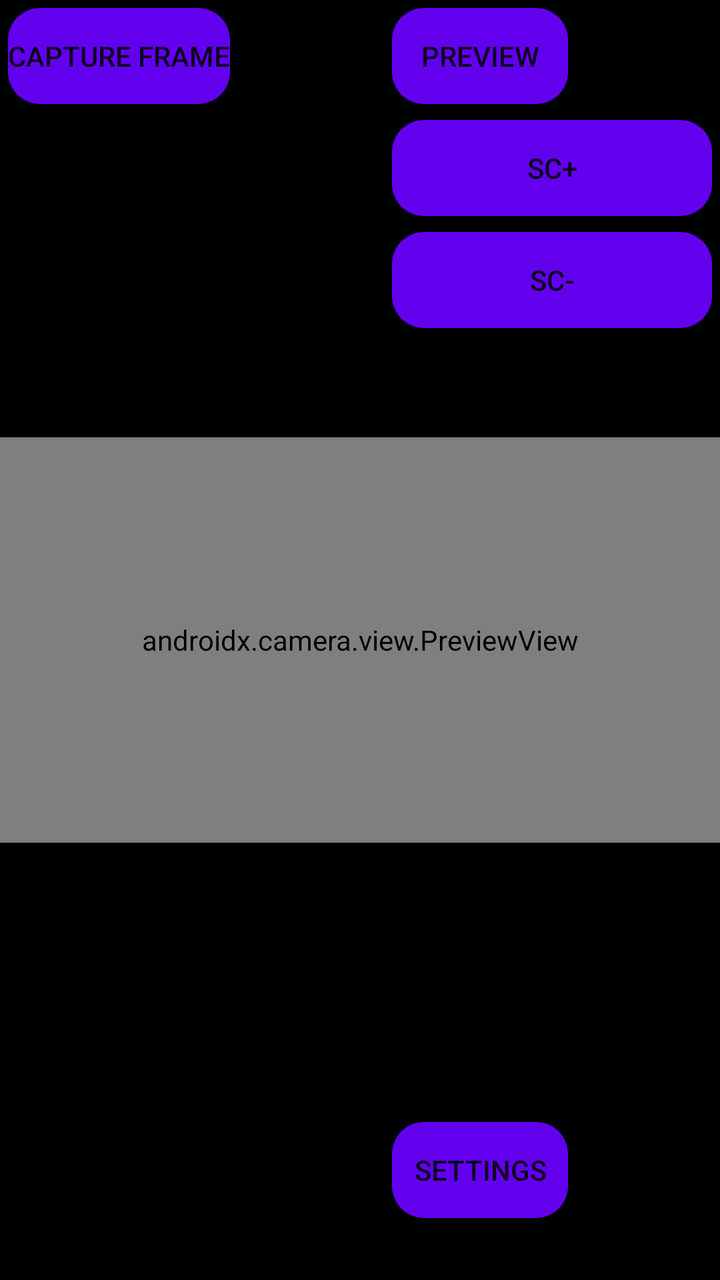
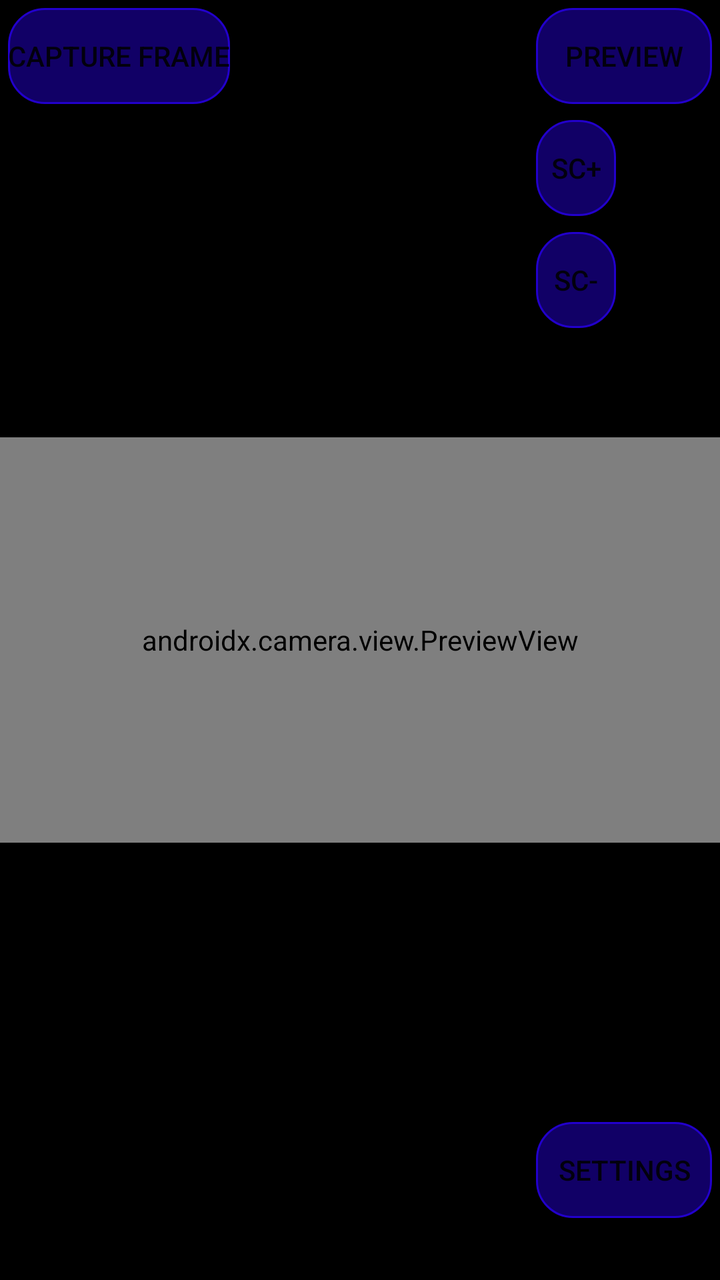

Two renders of the same Android screen: before a commit and after it. Below are the layout's source before the change and the commit's diff.
<!-- AndroidManifest.xml: application theme Theme.AppCompat.Light.NoActionBar -->
<!-- res/layout/activity_main.xml -->
<androidx.constraintlayout.widget.ConstraintLayout xmlns:android="http://schemas.android.com/apk/res/android"
    xmlns:app="http://schemas.android.com/apk/res-auto"
    xmlns:tools="http://schemas.android.com/tools"
    android:layout_width="match_parent"
    android:layout_height="match_parent"
    android:background="@color/black">

    <androidx.camera.view.PreviewView
        android:id="@+id/previewView"
        android:layout_width="0dp"
        android:layout_height="0dp"
        app:layout_constraintBottom_toBottomOf="parent"
        app:layout_constraintDimensionRatio="16:9"
        app:layout_constraintEnd_toEndOf="parent"
        app:layout_constraintStart_toStartOf="parent"
        app:layout_constraintTop_toTopOf="parent">

    </androidx.camera.view.PreviewView>

    <ImageView
        android:id="@+id/onionSkinView"
        android:layout_width="match_parent"
        android:layout_height="match_parent"
        android:alpha="0.4"
        android:contentDescription="@string/onion_skin"
        android:scaleType="fitCenter"
        android:visibility="visible" />

    <GridLayout
        android:id="@+id/gridLayout"
        android:layout_width="match_parent"
        android:layout_height="match_parent"
        android:columnCount="6"
        android:rowCount="6"
        android:useDefaultMargins="true">

        <Button
            android:id="@+id/captureButton"
            android:layout_row="0"
            android:layout_column="0"
            android:background="@drawable/rounded"
            android:text="@string/capture_frame" />

        <Button
            android:id="@+id/previewButton"
            android:layout_row="0"
            android:layout_column="5"
            android:background="@drawable/rounded"
            android:text="Preview" />

        <Button
            android:id="@+id/upFolder"
            android:layout_row="2"
            android:layout_column="5"
            android:layout_width="160dp"
            android:background="@drawable/rounded"
            android:text="Sc+" />

        <Button
            android:id="@+id/downFolder"
            android:layout_row="3"
            android:layout_column="5"
            android:layout_width="160dp"
            android:background="@drawable/rounded"
            android:text="Sc-" />

        <Button
            android:id="@+id/settingsButton"
            android:layout_row="5"
            android:layout_column="5"
            android:background="@drawable/rounded"
            android:text="Settings" />

        <TextView
            android:id="@+id/label"
            android:layout_columnSpan="6"
            android:layout_row="5"
            android:background="#88FFFFFF"
            android:textColor="@color/black" />
    </GridLayout>


</androidx.constraintlayout.widget.ConstraintLayout>
<!-- resources referenced by this layout -->
<resources>
  <color name="black">#FF000000</color>
  <!-- drawable rounded (drawable) -->
  <shape xmlns:android="http://schemas.android.com/apk/res/android">
      <solid android:color="#6200EE"/>
      <corners android:radius="16dp"/>
  </shape>
  <string name="capture_frame">Capture Frame</string>
  <string name="onion_skin">onion skin</string>
</resources>

<!-- the commit's change to res/layout/activity_main.xml (unified diff, before → after) -->
@@ -52,7 +52,7 @@
             android:id="@+id/upFolder"
             android:layout_row="2"
             android:layout_column="5"
-            android:layout_width="160dp"
+            android:layout_width="40dp"
             android:background="@drawable/rounded"
             android:text="Sc+" />
 
@@ -60,7 +60,7 @@
             android:id="@+id/downFolder"
             android:layout_row="3"
             android:layout_column="5"
-            android:layout_width="160dp"
+            android:layout_width="40dp"
             android:background="@drawable/rounded"
             android:text="Sc-" />
 
<!-- resource entries referenced after the edit -->
@@ -3,8 +3,9 @@
   <color name="black">#FF000000</color>
   <!-- drawable rounded (drawable) -->
   <shape xmlns:android="http://schemas.android.com/apk/res/android">
-      <solid android:color="#6200EE"/>
-      <corners android:radius="16dp"/>
+      <solid android:color="#110066"/>
+      <corners android:radius="18dp"/>
+      <stroke android:width="1dp" android:color="#2200cc"/>
   </shape>
   <string name="capture_frame">Capture Frame</string>
   <string name="onion_skin">onion skin</string>
